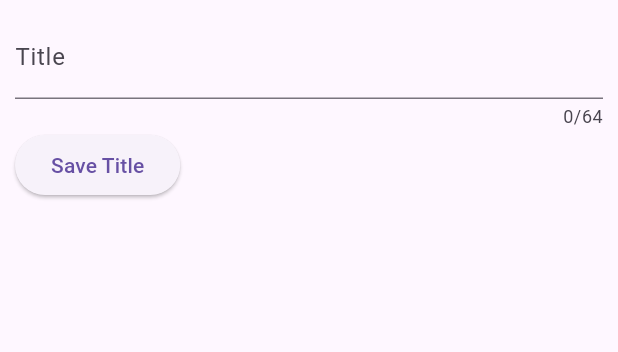
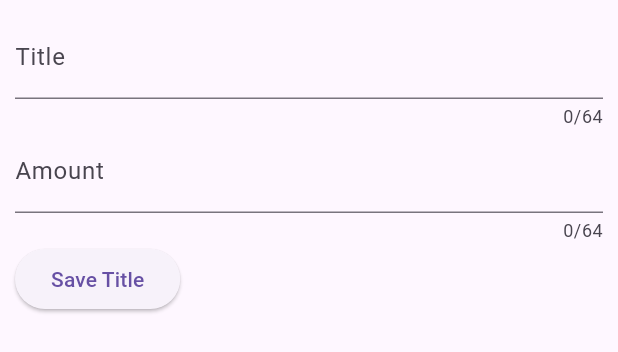
Before and after one commit to PhilBuffalo21/Flutter-Travel-Expenses-app, a Flutter app: what newExpense() shows on an empty page, opened directly, on a phone screen of 412 x 824 dp. Shown: the top 352 px of the screen. Run offline on Flutter 3.47's test engine with Material 3 defaults, Android fonts, the phone set to English and light mode, and no system bars.

Commit message:
Adding a 'money amount' field to add button

```diff
--- a/travel_app/lib/new_expense.dart
+++ b/travel_app/lib/new_expense.dart
@@ -9,6 +9,7 @@ class newExpense extends StatefulWidget {
 
 class _newExpense extends State<newExpense> {
   final titleController = TextEditingController();
+  final amountController = TextEditingController();
   @override
   void titleControllerDisposer() {
     titleController.dispose();
@@ -26,6 +27,13 @@ class _newExpense extends State<newExpense> {
             maxLength: 64,
             decoration: const InputDecoration(label: Text("Title")),
           ),
+          TextField(
+            controller: amountController,
+            keyboardType: TextInputType.number,
+            maxLength: 64,
+            decoration:
+                const InputDecoration(label: Text("Amount"), prefixText: "\$"),
+          ),
           Row(
             children: [
               ElevatedButton(onPressed: () {}, child: const Text("Save Title"))
```
